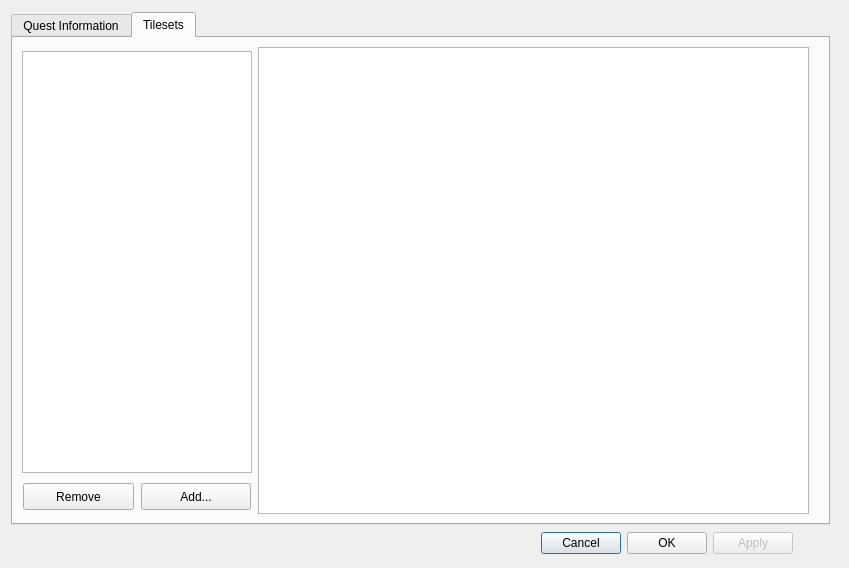
Before: the Qt Designer form ui/questdatabase.ui in hkeeble/ProcLevelDesigner, drawn with Qt 5.
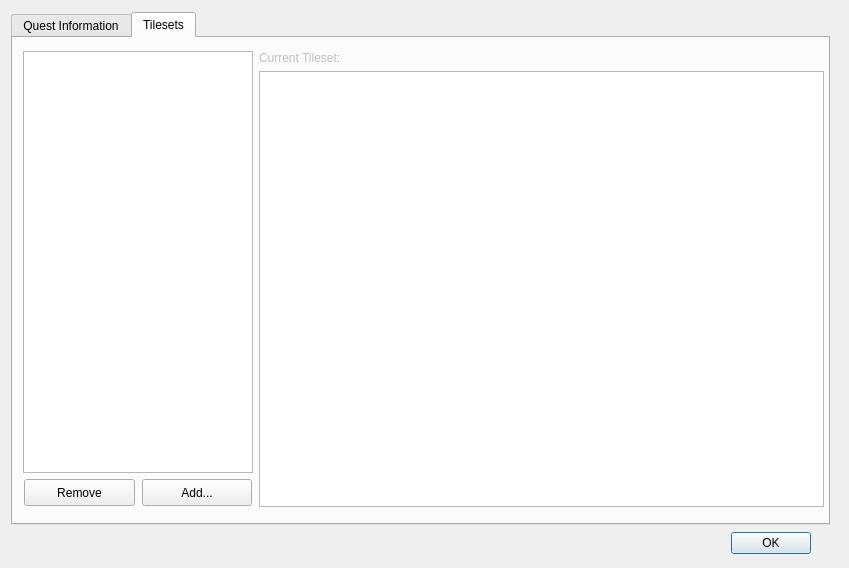
After: the same form once the commit is applied.

Commit message: Tile block toggling, tileset saving, general database cleanup]

What changed in the file:
```diff
--- a/ui/questdatabase.ui
+++ b/ui/questdatabase.ui
@@ -16,6 +16,12 @@
     <height>568</height>
    </size>
   </property>
+  <property name="maximumSize">
+   <size>
+    <width>849</width>
+    <height>568</height>
+   </size>
+  </property>
   <property name="windowTitle">
    <string>Dialog</string>
   </property>
@@ -29,19 +35,12 @@
        </property>
        <property name="sizeHint" stdset="0">
         <size>
-         <width>530</width>
+         <width>720</width>
          <height>20</height>
         </size>
        </property>
       </spacer>
      </item>
-     <item>
-      <widget class="QPushButton" name="cancelButton">
-       <property name="text">
-        <string>Cancel</string>
-       </property>
-      </widget>
-     </item>
      <item>
       <widget class="QPushButton" name="OKButton">
        <property name="text">
@@ -49,16 +48,6 @@
        </property>
       </widget>
      </item>
-     <item>
-      <widget class="QPushButton" name="applyButton">
-       <property name="enabled">
-        <bool>false</bool>
-       </property>
-       <property name="text">
-        <string>Apply</string>
-       </property>
-      </widget>
-     </item>
     </layout>
    </item>
    <item row="0" column="0">
@@ -116,10 +105,17 @@
       <attribute name="title">
        <string>Tilesets</string>
       </attribute>
+      <widget class="QWidget" name="">
+       <property name="geometry">
+        <rect>
+         <x>10</x>
+         <y>10</y>
+         <width>801</width>
+         <height>463</height>
+        </rect>
+       </property>
       <layout class="QFormLayout" name="formLayout_2">
        <item row="0" column="0">
-        <layout class="QHBoxLayout" name="horizontalLayout_4">
-         <item>
           <layout class="QVBoxLayout" name="verticalLayout">
            <item>
             <widget class="QListView" name="tilesetsList">
@@ -184,12 +180,30 @@
            </item>
           </layout>
          </item>
+        <item row="0" column="1">
+         <layout class="QVBoxLayout" name="verticalLayout_2">
+          <item>
+           <widget class="QLabel" name="setLabel">
+            <property name="enabled">
+             <bool>false</bool>
+            </property>
+            <property name="minimumSize">
+             <size>
+              <width>0</width>
+              <height>0</height>
+             </size>
+            </property>
+            <property name="text">
+             <string>Current Tileset:</string>
+            </property>
+           </widget>
+          </item>
          <item>
           <widget class="QGraphicsView" name="tilesetSelectedView">
            <property name="minimumSize">
             <size>
-             <width>551</width>
-             <height>459</height>
+              <width>559</width>
+              <height>436</height>
             </size>
            </property>
           </widget>
@@ -197,6 +211,7 @@
         </layout>
        </item>
       </layout>
+      </widget>
      </widget>
     </widget>
    </item>
```
Left out of the diff: 2 changed lines with no effect on the pictures. Lines whose indentation alone changed are shown as unchanged. The commit also changes 16 other files.
